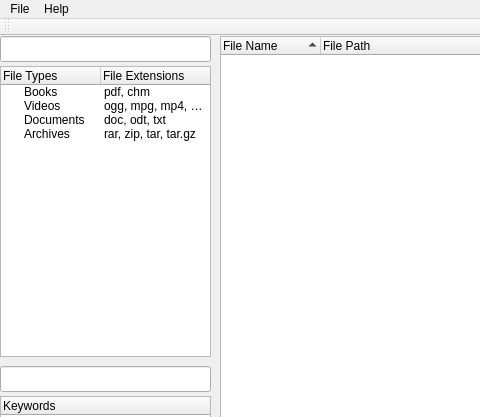
This is organizer.ui in mengu/DesktopOrganizer as Qt 5 draws it before an edit; both pictures show x 0 to 480 and y 0 to 417 of the 1186 by 895 pixel window. The edited form follows.
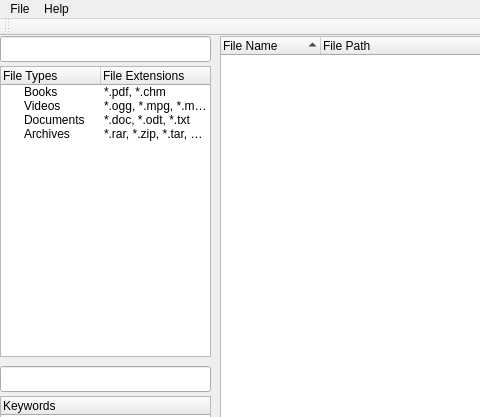
This is the edited form.

Patch:
```diff
--- a/organizer.ui
+++ b/organizer.ui
@@ -38,7 +38,7 @@
       <string>Books</string>
      </property>
      <property name="text">
-      <string>pdf, chm</string>
+      <string>*.pdf, *.chm</string>
      </property>
     </item>
     <item>
@@ -46,7 +46,7 @@
       <string>Videos</string>
      </property>
      <property name="text">
-      <string>ogg, mpg, mp4, mov, avi</string>
+      <string>*.ogg, *.mpg, *.mp4, *.mov, *.avi</string>
      </property>
     </item>
     <item>
@@ -54,7 +54,7 @@
       <string>Documents</string>
      </property>
      <property name="text">
-      <string>doc, odt, txt</string>
+      <string>*.doc, *.odt, *.txt</string>
      </property>
     </item>
     <item>
@@ -62,7 +62,7 @@
       <string>Archives</string>
      </property>
      <property name="text">
-      <string>rar, zip, tar, tar.gz</string>
+      <string>*.rar, *.zip, *.tar, *.tar.gz</string>
      </property>
     </item>
    </widget>
```
